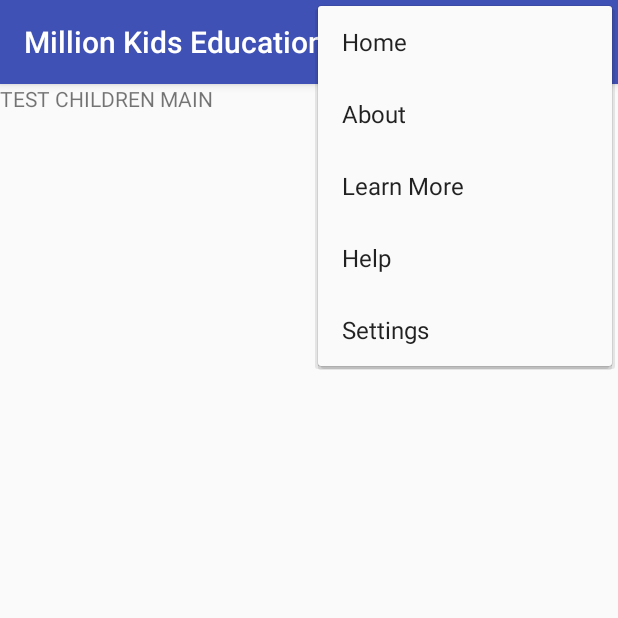
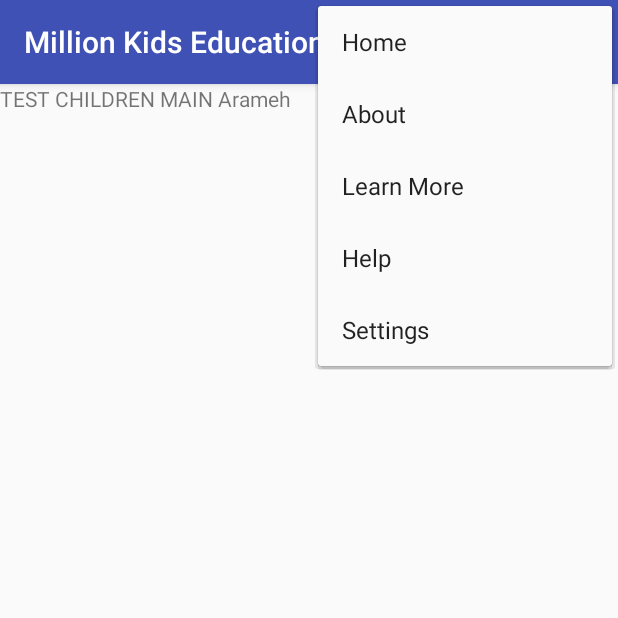
Before and after one commit to packerfan626/191_a_b_senior_design_w2017, an Android app: the ChildrenHome screen opened directly, with no data from a screen before it, with the options menu open, on a phone screen of 412 x 824 dp, the top half of it. Run offline under Robolectric (Android 15) with nearby library versions, the phone set to English and light mode, and no system bars.

Commit message:
[JAVA] - Testing Branch

```diff
--- a/app/src/main/res/layout/activity_children_home.xml
+++ b/app/src/main/res/layout/activity_children_home.xml
@@ -10,7 +10,7 @@
         android:id="@+id/textView"
         android:layout_width="348dp"
         android:layout_height="65dp"
-        android:text="TEST CHILDREN MAIN"
+        android:text="TEST CHILDREN MAIN Arameh"
         tools:layout_editor_absoluteX="27dp"
         tools:layout_editor_absoluteY="134dp" />
 </android.support.constraint.ConstraintLayout>
```
